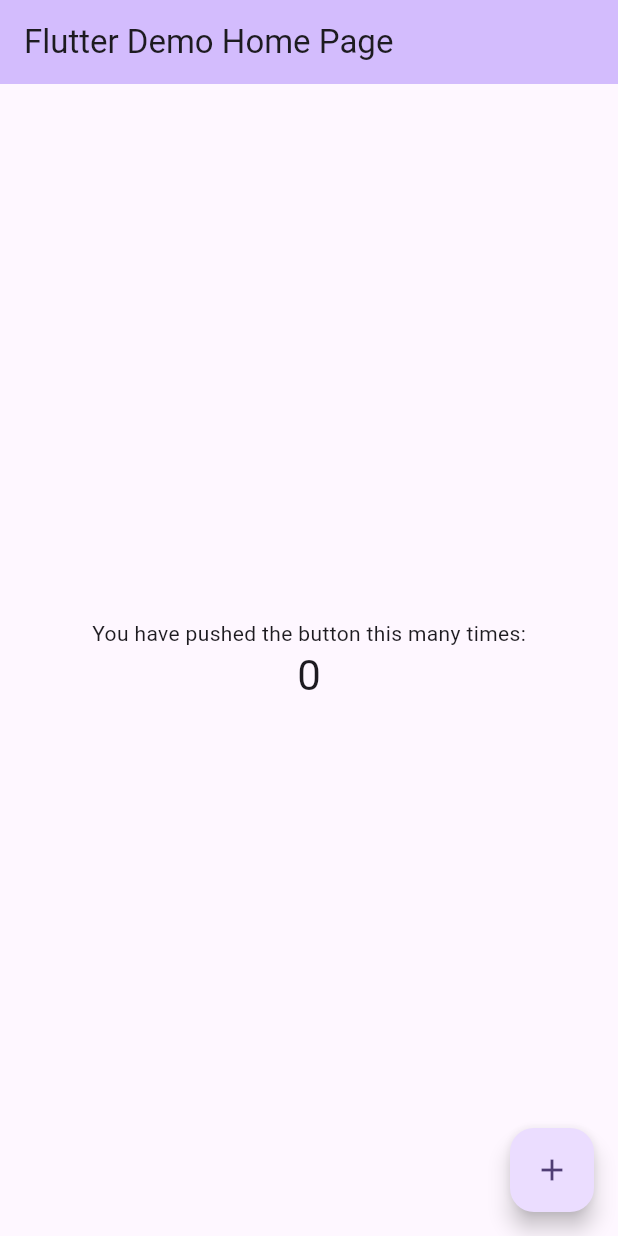
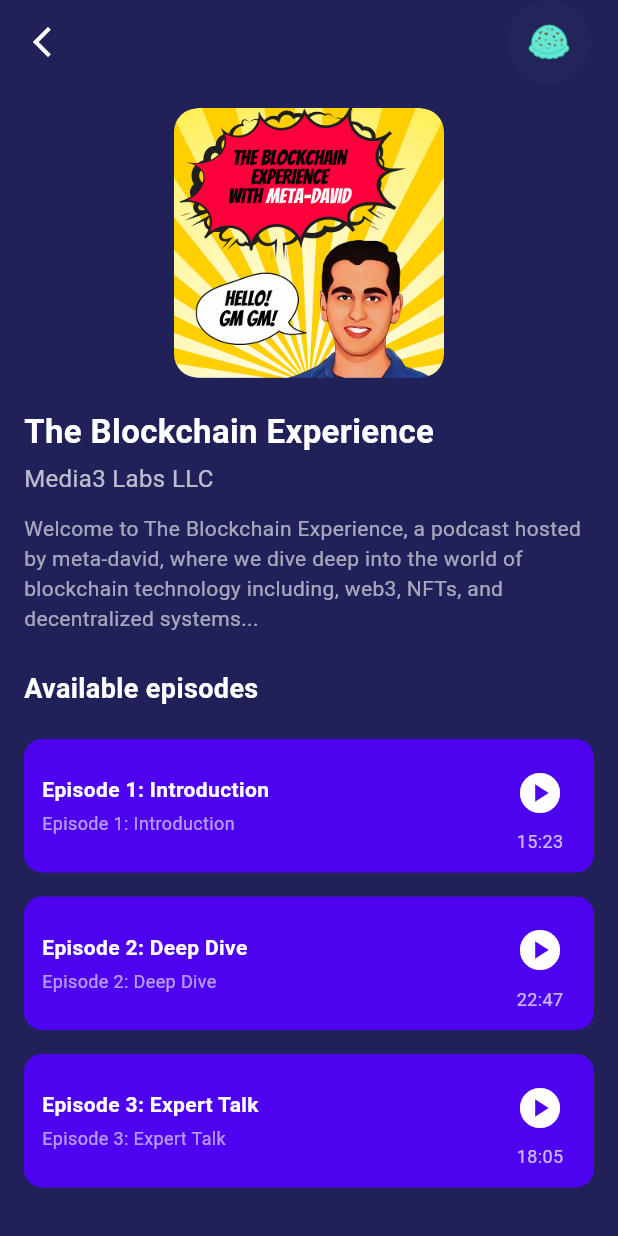
Before and after one commit to pujan13/podcast_app, a Flutter app: the screen it shows after launch, on a phone screen of 412 x 824 dp. Run offline on Flutter 3.47's test engine with Material 3 defaults, Android fonts, the phone set to English and light mode, and no system bars; our stand-ins replace equatable, flutter_bloc, just_audio.

Commit message:
First Screen UI

```diff
--- /dev/null
+++ b/lib/detailsScreen/controller/podcast_details_bloc.dart
@@ -0,0 +1,11 @@
+import 'package:flutter_bloc/flutter_bloc.dart';
+import 'package:podcast_app/detailsScreen/controller/podcast_details_event.dart';
+import 'package:podcast_app/detailsScreen/controller/podcast_details_state.dart';
+
+class PlayerBloc extends Bloc<PlayerEvent, PlayerState> {
+  PlayerBloc() : super(const PlayerState()) {
+    on<SetEpisode>((event, emit) {
+      emit(state.copyWith(currentEpisode: event.episode));
+    });
+  }
+}
--- /dev/null
+++ b/lib/detailsScreen/controller/podcast_details_event.dart
@@ -0,0 +1,17 @@
+// lib/bloc/player_event.dart
+import 'package:equatable/equatable.dart';
+
+import '../model/episode_model.dart';
+
+abstract class PlayerEvent extends Equatable {
+  @override
+  List<Object?> get props => [];
+}
+
+class SetEpisode extends PlayerEvent {
+  final Episode episode;
+  SetEpisode(this.episode);
+
+  @override
+  List<Object?> get props => [episode];
+}
--- /dev/null
+++ b/lib/detailsScreen/controller/podcast_details_state.dart
@@ -0,0 +1,18 @@
+// lib/bloc/player_state.dart
+import 'package:equatable/equatable.dart';
+import '../model/episode_model.dart';
+
+class PlayerState extends Equatable {
+  final Episode? currentEpisode;
+
+  const PlayerState({this.currentEpisode});
+
+  PlayerState copyWith({Episode? currentEpisode}) {
+    return PlayerState(
+      currentEpisode: currentEpisode ?? this.currentEpisode,
+    );
+  }
+
+  @override
+  List<Object?> get props => [currentEpisode ?? ""];
+}
--- /dev/null
+++ b/lib/detailsScreen/data/episode_list.dart
@@ -0,0 +1,16 @@
+import '../model/episode_model.dart';
+
+final List<Episode> episodes = [
+  Episode(
+      title: "Episode 1: Introduction",
+      duration: "15:23",
+      audioUrl: "assets/audio/sample1.mp3"),
+  Episode(
+      title: "Episode 2: Deep Dive",
+      duration: "22:47",
+      audioUrl: "assets/audio/sample2.mp3"),
+  Episode(
+      title: "Episode 3: Expert Talk",
+      duration: "18:05",
+      audioUrl: "assets/audio/sample3.mp3"),
+];
--- /dev/null
+++ b/lib/detailsScreen/model/episode_model.dart
@@ -0,0 +1,11 @@
+class Episode {
+  final String title;
+  final String duration;
+  final String audioUrl;
+
+  Episode({
+    required this.title,
+    required this.duration,
+    required this.audioUrl,
+  });
+}
--- /dev/null
+++ b/lib/detailsScreen/view/podcast_details_screen.dart
@@ -0,0 +1,152 @@
+// lib/screens/podcast_details_screen.dart
+import 'package:flutter/material.dart';
+import '../data/episode_list.dart'; // Make sure episode objects have title, description, date, duration, audioUrl
+import 'package:just_audio/just_audio.dart';
+
+class PodcastDetailsScreen extends StatefulWidget {
+  const PodcastDetailsScreen({super.key});
+
+  @override
+  State<PodcastDetailsScreen> createState() => _PodcastDetailsScreenState();
+}
+
+class _PodcastDetailsScreenState extends State<PodcastDetailsScreen> {
+  final AudioPlayer _player = AudioPlayer();
+  int? _playingIndex;
+
+  @override
+  void dispose() {
+    _player.dispose();
+    super.dispose();
+  }
+
+  void _playEpisode(int index) async {
+    final episode = episodes[index];
+    if (_playingIndex == index && _player.playing) {
+      await _player.pause();
+    } else {
+      await _player.setAsset(episode.audioUrl);
+      await _player.play();
+      setState(() {
+        _playingIndex = index;
+      });
+    }
+    setState(() {});
+  }
+
+  @override
+  Widget build(BuildContext context) {
+    return Scaffold(
+      backgroundColor: const Color(0xFF212159),
+      appBar: AppBar(
+        backgroundColor: Colors.transparent,
+        elevation: 0,
+        leading: IconButton(onPressed: (){}, icon: Icon(Icons.arrow_back_ios_new),color: Colors.white,),
+        actions: [
+          Padding(
+            padding: const EdgeInsets.symmetric(horizontal: 18.0),
+            child: Image.asset("assets/images/icon_image.png"),
+          ),
+        ],
+      ),
+      body: ListView(
+        padding: const EdgeInsets.all(16),
+        children: [
+          // Podcast Cover
+          Center(
+            child: ClipRRect(
+              borderRadius: BorderRadius.circular(16),
+              child: Image.asset(
+                'assets/images/podcast_cover.png',
+                height: 180,
+                width: 180,
+                fit: BoxFit.cover,
+              ),
+            ),
+          ),
+          SizedBox(height: MediaQuery.of(context).size.height * 0.025),
+          // Podcast title & author
+          const Text(
+            "The Blockchain Experience",
+            style: TextStyle(
+                color: Colors.white, fontSize: 22, fontWeight: FontWeight.bold),
+          ),
+          const SizedBox(height: 4),
+          const Text(
+            "Media3 Labs LLC",
+            style: TextStyle(color: Colors.white70, fontSize: 16),
+          ),
+          const SizedBox(height: 12),
+          const Text(
+            "Welcome to The Blockchain Experience, a podcast hosted by meta-david, "
+                "where we dive deep into the world of blockchain technology including, web3, NFTs, and decentralized systems...",
+            style: TextStyle(color: Colors.white60),
+          ),
+          const SizedBox(height: 24),
+          const Text(
+            "Available episodes",
+            style: TextStyle(
+                color: Colors.white, fontSize: 18, fontWeight: FontWeight.bold),
+          ),
+          const SizedBox(height: 12),
+          // Episode List
+          Column(
+            children: List.generate(episodes.length, (index) {
+              final episode = episodes[index];
+              final isPlaying = _playingIndex == index && _player.playing;
+              return Container(
+                margin: const EdgeInsets.symmetric(vertical: 8),
+                padding: const EdgeInsets.all(12),
+                decoration: BoxDecoration(
+                  color: const Color(0xFF4E03F0),
+                  borderRadius: BorderRadius.circular(12),
+                ),
+                child: Row(
+                  children: [
+                    Expanded(
+                      child: Column(
+                        crossAxisAlignment: CrossAxisAlignment.start,
+                        children: [
+                          Text(
+                            episode.title,
+                            style: const TextStyle(
+                                color: Colors.white, fontWeight: FontWeight.bold),
+                          ),
+                          const SizedBox(height: 4),
+                          Text(
+                            episode.title ?? "",
+                            style:
+                            const TextStyle(color: Colors.white60, fontSize: 12),
+                            maxLines: 2,
+                            overflow: TextOverflow.ellipsis,
+                          ),
+                        ],
+                      ),
+                    ),
+                    const SizedBox(width: 8),
+                    Column(
+                      children: [
+                        IconButton(
+                          icon: Icon(
+                            isPlaying ? Icons.pause_circle : Icons.play_circle,
+                            color: Colors.white,
+                            size: 32,
+                          ),
+                          onPressed: () => _playEpisode(index),
+                        ),
+                        Text(
+                          episode.duration,
+                          style: const TextStyle(color: Colors.white70, fontSize: 12),
+                        )
+                      ],
+                    )
+                  ],
+                ),
+              );
+            }),
+          )
+        ],
+      ),
+    );
+  }
+}
--- a/lib/main.dart
+++ b/lib/main.dart
@@ -1,4 +1,6 @@
 import 'package:flutter/material.dart';
+
+import 'detailsScreen/view/podcast_details_screen.dart';
 
 void main() {
   runApp(const MyApp());
@@ -7,116 +9,15 @@ void main() {
 class MyApp extends StatelessWidget {
   const MyApp({super.key});
 
-  // This widget is the root of your application.
   @override
   Widget build(BuildContext context) {
     return MaterialApp(
       title: 'Flutter Demo',
+      debugShowCheckedModeBanner: false,
       theme: ThemeData(
-        // This is the theme of your application.
-        //
-        // TRY THIS: Try running your application with "flutter run". You'll see
-        // the application has a purple toolbar. Then, without quitting the app,
-        // try changing the seedColor in the colorScheme below to Colors.green
-        // and then invoke "hot reload" (save your changes or press the "hot
-        // reload" button in a Flutter-supported IDE, or press "r" if you used
-        // the command line to start the app).
-        //
-        // Notice that the counter didn't reset back to zero; the application
-        // state is not lost during the reload. To reset the state, use hot
-        // restart instead.
-        //
-        // This works for code too, not just values: Most code changes can be
-        // tested with just a hot reload.
         colorScheme: ColorScheme.fromSeed(seedColor: Colors.deepPurple),
       ),
-      home: const MyHomePage(title: 'Flutter Demo Home Page'),
+      home: PodcastDetailsScreen(),
     );
   }
 }
-
-class MyHomePage extends StatefulWidget {
-  const MyHomePage({super.key, required this.title});
-
-  // This widget is the home page of your application. It is stateful, meaning
-  // that it has a State object (defined below) that contains fields that affect
-  // how it looks.
-
-  // This class is the configuration for the state. It holds the values (in this
-  // case the title) provided by the parent (in this case the App widget) and
-  // used by the build method of the State. Fields in a Widget subclass are
-  // always marked "final".
-
-  final String title;
-
-  @override
-  State<MyHomePage> createState() => _MyHomePageState();
-}
-
-class _MyHomePageState extends State<MyHomePage> {
-  int _counter = 0;
-
-  void _incrementCounter() {
-    setState(() {
-      // This call to setState tells the Flutter framework that something has
-      // changed in this State, which causes it to rerun the build method below
-      // so that the display can reflect the updated values. If we changed
-      // _counter without calling setState(), then the build method would not be
-      // called again, and so nothing would appear to happen.
-      _counter++;
-    });
-  }
-
-  @override
-  Widget build(BuildContext context) {
-    // This method is rerun every time setState is called, for instance as done
-    // by the _incrementCounter method above.
-    //
-    // The Flutter framework has been optimized to make rerunning build methods
-    // fast, so that you can just rebuild anything that needs updating rather
-    // than having to individually change instances of widgets.
-    return Scaffold(
-      appBar: AppBar(
-        // TRY THIS: Try changing the color here to a specific color (to
-        // Colors.amber, perhaps?) and trigger a hot reload to see the AppBar
-        // change color while the other colors stay the same.
-        backgroundColor: Theme.of(context).colorScheme.inversePrimary,
-        // Here we take the value from the MyHomePage object that was created by
-        // the App.build method, and use it to set our appbar title.
-        title: Text(widget.title),
-      ),
-      body: Center(
-        // Center is a layout widget. It takes a single child and positions it
-        // in the middle of the parent.
-        child: Column(
-          // Column is also a layout widget. It takes a list of children and
-          // arranges them vertically. By default, it sizes itself to fit its
-          // children horizontally, and tries to be as tall as its parent.
-          //
-          // Column has various properties to control how it sizes itself and
-          // how it positions its children. Here we use mainAxisAlignment to
-          // center the children vertically; the main axis here is the vertical
-          // axis because Columns are vertical (the cross axis would be
-          // horizontal).
-          //
-          // TRY THIS: Invoke "debug painting" (choose the "Toggle Debug Paint"
-          // action in the IDE, or press "p" in the console), to see the
-          // wireframe for each widget.
-          mainAxisAlignment: MainAxisAlignment.center,
-          children: <Widget>[
-            const Text('You have pushed the button this many times:'),
-            Text(
-              '$_counter',
-              style: Theme.of(context).textTheme.headlineMedium,
-            ),
-          ],
-        ),
-      ),
-      floatingActionButton: FloatingActionButton(
-        onPressed: _incrementCounter,
-        tooltip: 'Increment',
-        child: const Icon(Icons.add),
-      ), // This trailing comma makes auto-formatting nicer for build methods.
-    );
-  }
-}
```
Also changed, not shown: pubspec.yaml (+14 -6 lines), assets/fonts/Outfit-Bold.ttf (added), assets/fonts/Outfit-Medium.ttf (added), assets/fonts/Outfit-Regular.ttf (added), assets/fonts/Outfit-SemiBold.ttf (added), assets/images/icon_image.png (added), assets/images/podcast_cover.png (added), pubspec.lock, 1 other file.
